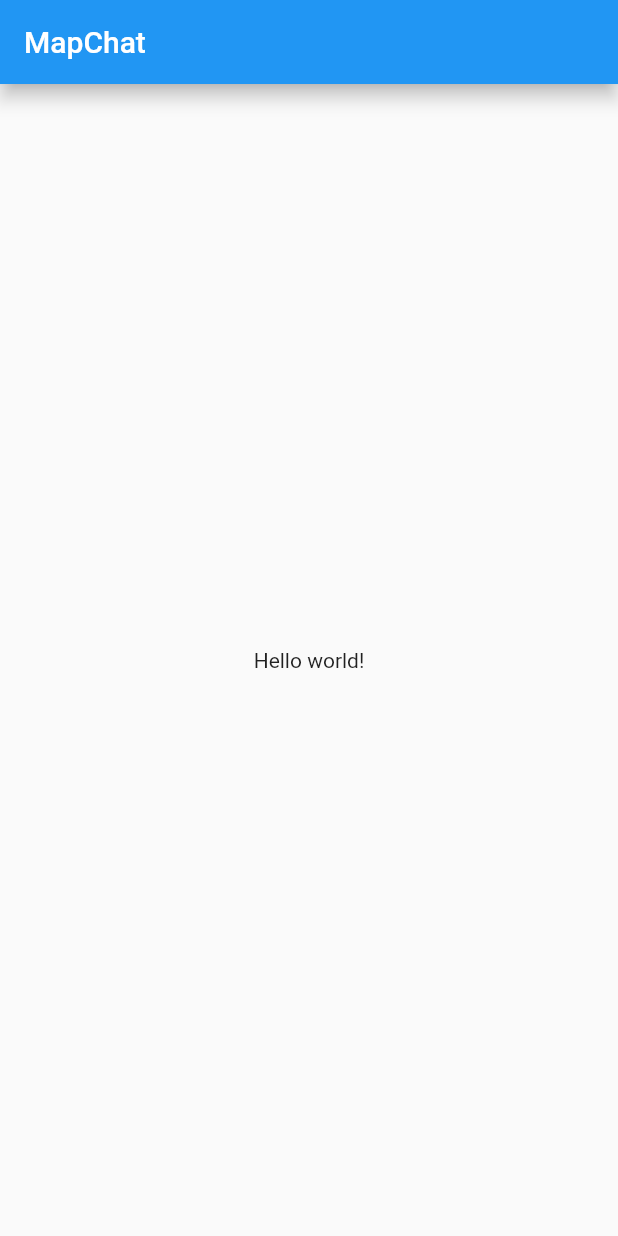
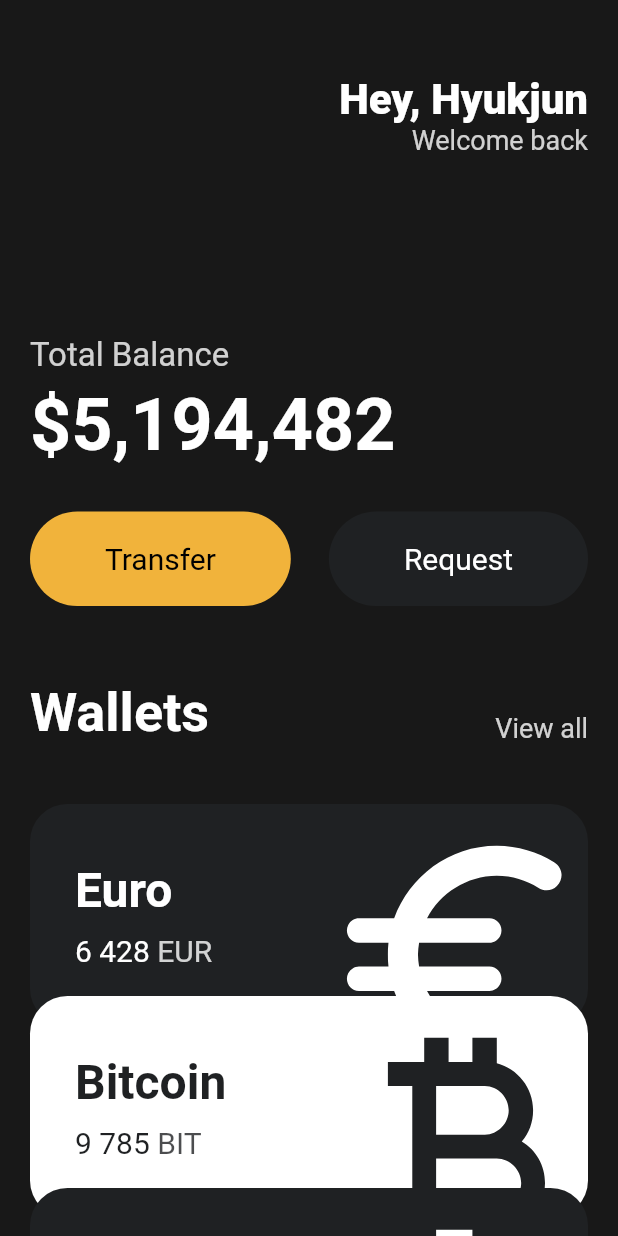
Before and after one commit to YONG-GAM-SA/Frontend, a Flutter app: the screen it shows after launch, on a phone screen of 412 x 824 dp. Run offline on Flutter 3.47's test engine with Material 2 defaults, Android fonts, the light colour scheme and no system bars.

Commit message:
[feat] sample project 1 clear

```diff
--- a/lib/main.dart
+++ b/lib/main.dart
@@ -1,20 +1,147 @@
 import 'package:flutter/material.dart';
+import 'package:mapchatfe/widgets/button.dart';
+import 'package:mapchatfe/widgets/currency_card.dart';
 
 void main() {
-  runApp(App());
+  runApp(const App());
 }
 
 class App extends StatelessWidget {
+  const App({super.key});
+
   @override
   Widget build(BuildContext context) {
     return MaterialApp(
       home: Scaffold(
-          appBar: AppBar(
-            elevation: 5,
-            title: Text("MapChat"),
-          ),
-          body: Center(
-            child: Text("Hello world!"),
+          backgroundColor: const Color(0xFF181818),
+          body: SingleChildScrollView(
+            child: Padding(
+              padding: const EdgeInsets.symmetric(
+                horizontal: 20,
+              ),
+              child: Column(
+                crossAxisAlignment: CrossAxisAlignment.start,
+                children: [
+                  const SizedBox(
+                    height: 50,
+                  ),
+                  Row(
+                    mainAxisAlignment: MainAxisAlignment.end,
+                    children: [
+                      Column(
+                        crossAxisAlignment: CrossAxisAlignment.end,
+                        children: [
+                          const Text(
+                            "Hey, Hyukjun",
+                            style: TextStyle(
+                              color: Colors.white,
+                              fontSize: 28,
+                              fontWeight: FontWeight.w800,
+                            ),
+                          ),
+                          Text(
+                            "Welcome back",
+                            style: TextStyle(
+                              color: Colors.white.withOpacity(0.8),
+                              fontSize: 18,
+                            ),
+                          ),
+                        ],
+                      )
+                    ],
+                  ),
+                  const SizedBox(
+                    height: 120,
+                  ),
+                  Text(
+                    'Total Balance',
+                    style: TextStyle(
+                      fontSize: 22,
+                      color: Colors.white.withOpacity(0.8),
+                    ),
+                  ),
+                  const SizedBox(
+                    height: 5,
+                  ),
+                  const Text(
+                    '\$5,194,482',
+                    style: TextStyle(
+                      fontSize: 48,
+                      fontWeight: FontWeight.w600,
+                      color: Colors.white,
+                    ),
+                  ),
+                  const SizedBox(
+                    height: 30,
+                  ),
+                  Row(
+                    mainAxisAlignment: MainAxisAlignment.spaceBetween,
+                    children: const [
+                      Button(
+                        text: 'Transfer',
+                        bgColor: Color(0xFFF1B33B),
+                        textColor: Colors.black,
+                      ),
+                      Button(
+                        text: 'Request',
+                        bgColor: Color(0xFF1F2123),
+                        textColor: Colors.white,
+                      ),
+                    ],
+                  ),
+                  const SizedBox(
+                    height: 50,
+                  ),
+                  Row(
+                    mainAxisAlignment: MainAxisAlignment.spaceBetween,
+                    crossAxisAlignment: CrossAxisAlignment.end,
+                    children: [
+                      const Text(
+                        'Wallets',
+                        style: TextStyle(
+                            color: Colors.white,
+                            fontSize: 36,
+                            fontWeight: FontWeight.w600),
+                      ),
+                      Text(
+                        'View all',
+                        style: TextStyle(
+                          color: Colors.white.withOpacity(0.8),
+                          fontSize: 18,
+                        ),
+                      ),
+                    ],
+                  ),
+                  const SizedBox(
+                    height: 20,
+                  ),
+                  CurrencyCard(
+                    name: 'Euro',
+                    code: "EUR",
+                    amount: "6 428",
+                    icon: Icons.euro_rounded,
+                    isInverted: false,
+                    order: 0,
+                  ),
+                  CurrencyCard(
+                    name: 'Bitcoin',
+                    code: "BIT",
+                    amount: "9 785",
+                    icon: Icons.currency_bitcoin,
+                    isInverted: true,
+                    order: 1,
+                  ),
+                  CurrencyCard(
+                    name: 'Dollar',
+                    code: "USD",
+                    amount: "428",
+                    icon: Icons.attach_money_outlined,
+                    isInverted: false,
+                    order: 2,
+                  ),
+                ],
+              ),
+            ),
           )),
     );
   }
--- /dev/null
+++ b/lib/widgets/button.dart
@@ -0,0 +1,37 @@
+import 'package:flutter/material.dart';
+
+class Button extends StatelessWidget {
+  const Button({
+    super.key,
+    required this.text,
+    required this.bgColor,
+    required this.textColor,
+  });
+
+  final String text;
+  final Color bgColor;
+  final Color textColor;
+
+  @override
+  Widget build(BuildContext context) {
+    return Container(
+      decoration: BoxDecoration(
+        color: bgColor,
+        borderRadius: BorderRadius.circular(45),
+      ),
+      child: Padding(
+        padding: const EdgeInsets.symmetric(
+          vertical: 20,
+          horizontal: 50,
+        ),
+        child: Text(
+          text,
+          style: TextStyle(
+            color: textColor,
+            fontSize: 20,
+          ),
+        ),
+      ),
+    );
+  }
+}
--- /dev/null
+++ b/lib/widgets/currency_card.dart
@@ -0,0 +1,93 @@
+import 'package:flutter/material.dart';
+
+class CurrencyCard extends StatelessWidget {
+  CurrencyCard({
+    super.key,
+    required this.name,
+    required this.code,
+    required this.amount,
+    required this.icon,
+    required this.isInverted,
+    required this.order,
+  });
+
+  final String name, code, amount;
+  final IconData icon;
+  final bool isInverted;
+  final double order;
+
+  final _blackColor = const Color(0xFF1F2123);
+
+  late var offsetCardY = (order - 1) * -20;
+
+  @override
+  Widget build(BuildContext context) {
+    return Transform.translate(
+      offset: Offset(0, offsetCardY),
+      child: Container(
+        clipBehavior: Clip.hardEdge,
+        decoration: BoxDecoration(
+          color: isInverted ? Colors.white : _blackColor,
+          borderRadius: BorderRadius.circular(25),
+        ),
+        child: Padding(
+          padding: const EdgeInsets.all(30),
+          child: Row(
+            mainAxisAlignment: MainAxisAlignment.spaceBetween,
+            children: [
+              Column(
+                crossAxisAlignment: CrossAxisAlignment.start,
+                children: [
+                  Text(
+                    name,
+                    style: TextStyle(
+                        color: isInverted ? _blackColor : Colors.white,
+                        fontSize: 32,
+                        fontWeight: FontWeight.w600),
+                  ),
+                  const SizedBox(
+                    height: 10,
+                  ),
+                  Row(
+                    children: [
+                      Text(
+                        amount,
+                        style: TextStyle(
+                          color: isInverted ? _blackColor : Colors.white,
+                          fontSize: 20,
+                        ),
+                      ),
+                      const SizedBox(
+                        width: 5,
+                      ),
+                      Text(
+                        code,
+                        style: TextStyle(
+                          color: isInverted
+                              ? _blackColor.withOpacity(0.8)
+                              : Colors.white.withOpacity(0.8),
+                          fontSize: 20,
+                        ),
+                      ),
+                    ],
+                  )
+                ],
+              ),
+              Transform.scale(
+                scale: 2.2,
+                child: Transform.translate(
+                  offset: const Offset(-5, 12),
+                  child: Icon(
+                    icon,
+                    color: isInverted ? _blackColor : Colors.white,
+                    size: 88,
+                  ),
+                ),
+              )
+            ],
+          ),
+        ),
+      ),
+    );
+  }
+}
```
